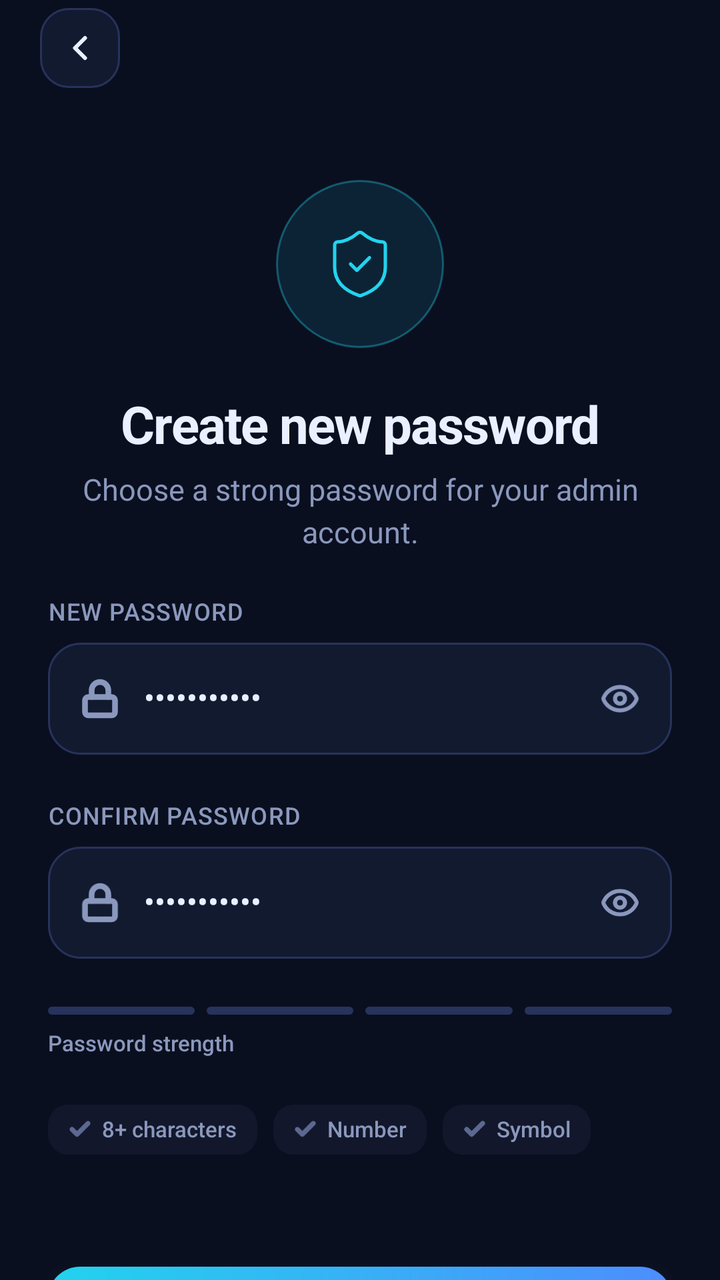
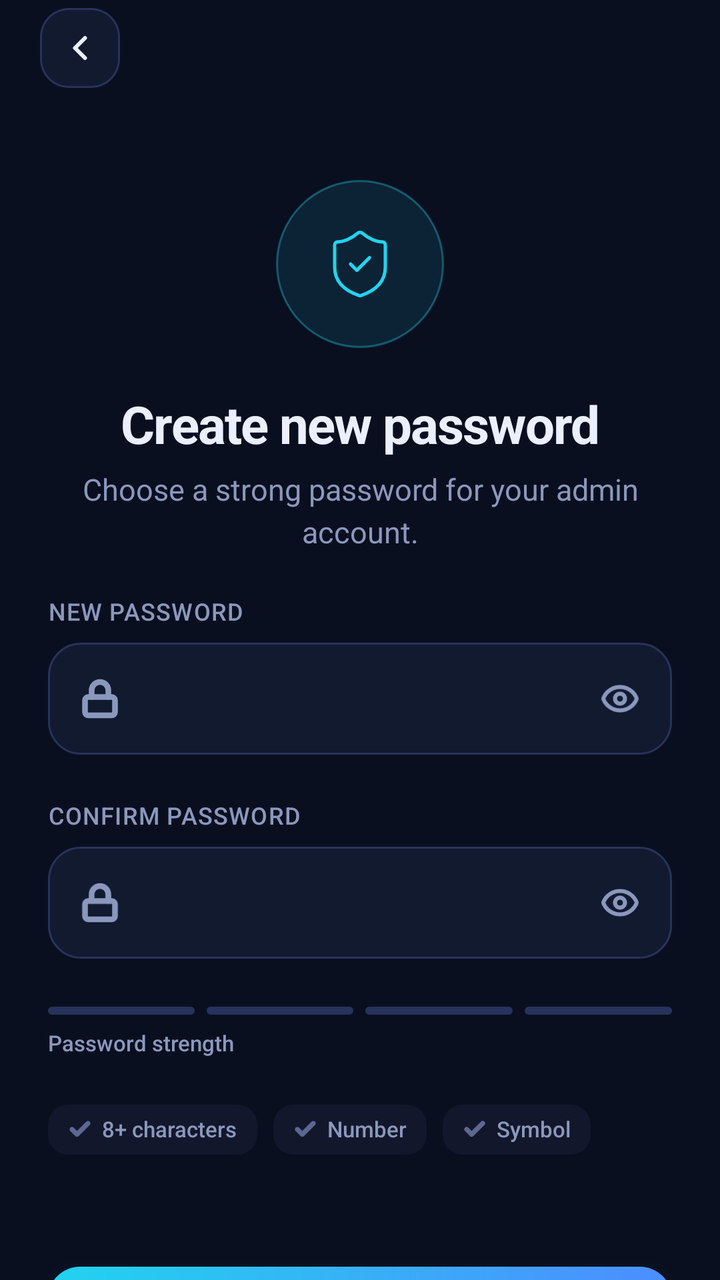

Before-and-after screenshots of an Android layout around one commit, followed by the original layout XML and the change that was made.
<!-- AndroidManifest.xml: application theme Theme.Netops -->
<!-- res/layout/fragment_newpass.xml -->
<?xml version="1.0" encoding="utf-8"?>
<LinearLayout
    android:layout_width="match_parent"
    android:layout_height="match_parent"
    xmlns:android="http://schemas.android.com/apk/res/android"
    xmlns:app="http://schemas.android.com/apk/res-auto"
    xmlns:tools="http://schemas.android.com/tools"
    android:orientation="vertical"
    tools:ignore="HardcodedText,UselessParent,UnusedAttribute,ContentDescription,Autofill,LabelFor,TextFields,RtlSymmetry,UseCompoundDrawables,ObsoleteLayoutParam">
    <LinearLayout
        android:layout_width="match_parent"
        android:layout_height="wrap_content"
        android:paddingStart="20dp"
        android:paddingEnd="20dp"
        android:paddingTop="4dp"
        android:paddingBottom="8dp"
        android:orientation="vertical">
        <FrameLayout android:id="@+id/hdr_back"
            android:layout_width="40dp"
            android:layout_height="40dp"
            android:background="@drawable/bg_f_card_s_stroke_w1_r14">
            <ImageView
                android:layout_width="20dp"
                android:layout_height="20dp"
                android:layout_gravity="center"
                android:src="@drawable/ic_back"
                android:tint="@color/text" />
        </FrameLayout>
    </LinearLayout>
    <ScrollView
        android:layout_width="match_parent"
        android:layout_height="0dp"
        android:layout_weight="1"
        android:scrollbars="none"
        android:overScrollMode="never">
        <LinearLayout
            android:layout_width="match_parent"
            android:layout_height="wrap_content"
            android:gravity="center_horizontal"
            android:paddingHorizontal="24dp"
            android:paddingVertical="10dp"
            android:divider="@drawable/gap_24"
            android:showDividers="middle"
            android:orientation="vertical">
            <Space android:layout_height="4dp"
                android:layout_width="wrap_content" />
            <FrameLayout android:layout_width="84dp"
                android:layout_height="84dp"
                android:background="@drawable/bg_oval_f_cyana10_s_cyana35_w1">
                <ImageView
                    android:layout_width="38dp"
                    android:layout_height="38dp"
                    android:layout_gravity="center"
                    android:src="@drawable/ic_shield"
                    android:tint="@color/cyan" />
            </FrameLayout>
            <LinearLayout
                android:layout_width="wrap_content"
                android:layout_height="wrap_content"
                android:gravity="center_horizontal"
                android:divider="@drawable/gap_8"
                android:showDividers="middle"
                android:orientation="vertical">
                <TextView
                    android:id="@+id/hero_title"
                    android:layout_width="wrap_content"
                    android:layout_height="wrap_content"
                    android:gravity="center"
                    style="@style/T.Bold"
                    android:textSize="26sp"
                    android:textColor="@color/text"
                    android:text="Create new password"
                    android:letterSpacing="-0.023" />
                <TextView
                    android:id="@+id/hero_body"
                    android:layout_width="wrap_content"
                    android:layout_height="wrap_content"
                    android:maxWidth="290dp"
                    android:gravity="center"
                    style="@style/T.Reg"
                    android:textSize="15sp"
                    android:textColor="@color/muted"
                    android:text="Choose a strong password for your admin account."
                    android:lineSpacingMultiplier="1.20" />
            </LinearLayout>
            <LinearLayout
                android:layout_width="match_parent"
                android:layout_height="wrap_content"
                android:divider="@drawable/gap_24"
                android:showDividers="middle"
                android:orientation="vertical">
                <LinearLayout
                    android:layout_width="match_parent"
                    android:layout_height="wrap_content"
                    android:divider="@drawable/gap_8"
                    android:showDividers="middle"
                    android:orientation="vertical">
                    <TextView
                        android:layout_width="wrap_content"
                        android:layout_height="wrap_content"
                        style="@style/T.Semi"
                        android:textSize="12sp"
                        android:textColor="@color/muted"
                        android:text="NEW PASSWORD"
                        android:letterSpacing="0.033" />
                    <LinearLayout
                        android:id="@+id/np1"
                        android:layout_width="match_parent"
                        android:layout_height="56dp"
                        android:paddingHorizontal="16dp"
                        android:gravity="center_vertical"
                        android:background="@drawable/bg_f_card_s_stroke_w1_r16"
                        android:divider="@drawable/gap_12"
                        android:showDividers="middle"
                        android:orientation="horizontal">
                        <ImageView
                            android:id="@+id/np1_icon"
                            android:layout_width="20dp"
                            android:layout_height="20dp"
                            android:src="@drawable/ic_lock"
                            android:tint="@color/muted" />
                        <EditText
                            android:id="@+id/np1_et"
                            android:layout_width="0dp"
                            android:layout_height="wrap_content"
                            style="@style/Input"
                            android:layout_weight="1"
                            android:inputType="textPassword"
                            android:maxLines="1"
                            android:text="Netops@2026" />
                        <ImageView
                            android:id="@+id/np1_eye"
                            android:layout_width="20dp"
                            android:layout_height="20dp"
                            android:src="@drawable/ic_eye"
                            android:tint="@color/muted" />
                    </LinearLayout>
                </LinearLayout>
                <LinearLayout
                    android:layout_width="match_parent"
                    android:layout_height="wrap_content"
                    android:divider="@drawable/gap_8"
                    android:showDividers="middle"
                    android:orientation="vertical">
                    <TextView
                        android:layout_width="wrap_content"
                        android:layout_height="wrap_content"
                        style="@style/T.Semi"
                        android:textSize="12sp"
                        android:textColor="@color/muted"
                        android:text="CONFIRM PASSWORD"
                        android:letterSpacing="0.033" />
                    <LinearLayout
                        android:id="@+id/np2"
                        android:layout_width="match_parent"
                        android:layout_height="56dp"
                        android:paddingHorizontal="16dp"
                        android:gravity="center_vertical"
                        android:background="@drawable/bg_f_card_s_stroke_w1_r16"
                        android:divider="@drawable/gap_12"
                        android:showDividers="middle"
                        android:orientation="horizontal">
                        <ImageView
                            android:id="@+id/np2_icon"
                            android:layout_width="20dp"
                            android:layout_height="20dp"
                            android:src="@drawable/ic_lock"
                            android:tint="@color/muted" />
                        <EditText
                            android:id="@+id/np2_et"
                            android:layout_width="0dp"
                            android:layout_height="wrap_content"
                            style="@style/Input"
                            android:layout_weight="1"
                            android:inputType="textPassword"
                            android:maxLines="1"
                            android:text="Netops@2026" />
                        <ImageView
                            android:id="@+id/np2_eye"
                            android:layout_width="20dp"
                            android:layout_height="20dp"
                            android:src="@drawable/ic_eye"
                            android:tint="@color/muted" />
                    </LinearLayout>
                </LinearLayout>
                <LinearLayout
                    android:layout_width="match_parent"
                    android:layout_height="wrap_content"
                    android:divider="@drawable/gap_8"
                    android:showDividers="middle"
                    android:orientation="vertical">
                    <LinearLayout
                        android:layout_width="match_parent"
                        android:layout_height="wrap_content"
                        android:divider="@drawable/gap_6"
                        android:showDividers="middle"
                        android:orientation="horizontal">
                        <View
                            android:id="@+id/np_b0"
                            android:layout_width="0dp"
                            android:layout_height="4dp"
                            android:layout_weight="1"
                            android:background="@drawable/bg_f_stroke_r2" />
                        <View
                            android:id="@+id/np_b1"
                            android:layout_width="0dp"
                            android:layout_height="4dp"
                            android:layout_weight="1"
                            android:background="@drawable/bg_f_stroke_r2" />
                        <View
                            android:id="@+id/np_b2"
                            android:layout_width="0dp"
                            android:layout_height="4dp"
                            android:layout_weight="1"
                            android:background="@drawable/bg_f_stroke_r2" />
                        <View
                            android:id="@+id/np_b3"
                            android:layout_width="0dp"
                            android:layout_height="4dp"
                            android:layout_weight="1"
                            android:background="@drawable/bg_f_stroke_r2" />
                    </LinearLayout>
                    <LinearLayout android:layout_width="match_parent"
                        android:layout_height="wrap_content"
                        android:orientation="horizontal">
                        <TextView
                            android:layout_width="0dp"
                            android:layout_height="wrap_content"
                            android:layout_weight="1"
                            style="@style/T.Med"
                            android:textSize="11sp"
                            android:textColor="@color/muted"
                            android:text="Password strength" />
                        <TextView
                            android:id="@+id/np_label"
                            android:layout_width="wrap_content"
                            android:layout_height="wrap_content"
                            style="@style/T.Semi"
                            android:textSize="11sp"
                            android:textColor="@color/green"
                            android:text="" />
                    </LinearLayout>
                </LinearLayout>
                <LinearLayout
                    android:layout_width="wrap_content"
                    android:layout_height="wrap_content"
                    android:divider="@drawable/gap_8"
                    android:showDividers="middle"
                    android:orientation="horizontal">
                    <LinearLayout
                        android:id="@+id/np_r0"
                        android:layout_width="wrap_content"
                        android:layout_height="wrap_content"
                        android:paddingHorizontal="10dp"
                        android:paddingVertical="6dp"
                        android:gravity="center_vertical"
                        android:background="@drawable/bg_f_dima10_r10"
                        android:divider="@drawable/gap_5"
                        android:showDividers="middle"
                        android:orientation="horizontal">
                        <ImageView
                            android:id="@+id/np_r0_i"
                            android:layout_width="12dp"
                            android:layout_height="12dp"
                            android:src="@drawable/ic_check"
                            android:tint="@color/dim" />
                        <TextView
                            android:id="@+id/np_r0_t"
                            android:layout_width="wrap_content"
                            android:layout_height="wrap_content"
                            style="@style/T.Med"
                            android:textSize="11sp"
                            android:textColor="@color/muted"
                            android:text="8+ characters" />
                    </LinearLayout>
                    <LinearLayout
                        android:id="@+id/np_r1"
                        android:layout_width="wrap_content"
                        android:layout_height="wrap_content"
                        android:paddingHorizontal="10dp"
                        android:paddingVertical="6dp"
                        android:gravity="center_vertical"
                        android:background="@drawable/bg_f_dima10_r10"
                        android:divider="@drawable/gap_5"
                        android:showDividers="middle"
                        android:orientation="horizontal">
                        <ImageView
                            android:id="@+id/np_r1_i"
                            android:layout_width="12dp"
                            android:layout_height="12dp"
                            android:src="@drawable/ic_check"
                            android:tint="@color/dim" />
                        <TextView
                            android:id="@+id/np_r1_t"
                            android:layout_width="wrap_content"
                            android:layout_height="wrap_content"
                            style="@style/T.Med"
                            android:textSize="11sp"
                            android:textColor="@color/muted"
                            android:text="Number" />
                    </LinearLayout>
                    <LinearLayout
                        android:id="@+id/np_r2"
                        android:layout_width="wrap_content"
                        android:layout_height="wrap_content"
                        android:paddingHorizontal="10dp"
                        android:paddingVertical="6dp"
                        android:gravity="center_vertical"
                        android:background="@drawable/bg_f_dima10_r10"
                        android:divider="@drawable/gap_5"
                        android:showDividers="middle"
                        android:orientation="horizontal">
                        <ImageView
                            android:id="@+id/np_r2_i"
                            android:layout_width="12dp"
                            android:layout_height="12dp"
                            android:src="@drawable/ic_check"
                            android:tint="@color/dim" />
                        <TextView
                            android:id="@+id/np_r2_t"
                            android:layout_width="wrap_content"
                            android:layout_height="wrap_content"
                            style="@style/T.Med"
                            android:textSize="11sp"
                            android:textColor="@color/muted"
                            android:text="Symbol" />
                    </LinearLayout>
                </LinearLayout>
            </LinearLayout>
            <Space android:layout_height="8dp"
                android:layout_width="wrap_content" />
            <LinearLayout
                android:id="@+id/np_update"
                android:layout_width="match_parent"
                android:layout_height="54dp"
                android:gravity="center"
                android:paddingHorizontal="20dp"
                android:background="@drawable/bg_g_h_r16"
                android:elevation="14dp"
                android:outlineAmbientShadowColor="#8022D3EE"
                android:outlineSpotShadowColor="#8022D3EE"
                android:divider="@drawable/gap_8"
                android:showDividers="middle"
                android:orientation="horizontal">
                <TextView
                    android:layout_width="wrap_content"
                    android:layout_height="wrap_content"
                    style="@style/T.Semi"
                    android:textSize="16sp"
                    android:textColor="@color/on_cyan"
                    android:text="Update password" />
                <ImageView android:layout_width="18dp"
                    android:layout_height="18dp"
                    android:src="@drawable/ic_next"
                    android:tint="@color/on_cyan" />
            </LinearLayout>
        </LinearLayout>
    </ScrollView>
</LinearLayout>
<!-- resources referenced by this layout -->
<resources>
  <color name="cyan">#FF22D3EE</color>
  <color name="dim">#FF5C6891</color>
  <color name="green">#FF34D399</color>
  <color name="muted">#FF8B98BD</color>
  <color name="on_cyan">#FF04122A</color>
  <color name="text">#FFEAF0FF</color>
  <!-- drawable bg_f_card_s_stroke_w1_r16 (drawable) -->
  <?xml version="1.0" encoding="utf-8"?>
  <shape xmlns:android="http://schemas.android.com/apk/res/android" android:shape="rectangle">
      <solid android:color="#FF121A30" />
      <stroke android:width="1dp" android:color="#FF27335C" />
      <corners android:radius="16dp" />
  </shape>
  <!-- drawable bg_f_dima10_r10 (drawable) -->
  <?xml version="1.0" encoding="utf-8"?>
  <shape xmlns:android="http://schemas.android.com/apk/res/android" android:shape="rectangle">
      <solid android:color="#1A5C6891" />
      <corners android:radius="10dp" />
  </shape>
  <!-- drawable bg_f_stroke_r2 (drawable) -->
  <?xml version="1.0" encoding="utf-8"?>
  <shape xmlns:android="http://schemas.android.com/apk/res/android" android:shape="rectangle">
      <solid android:color="#FF27335C" />
      <corners android:radius="2dp" />
  </shape>
  <!-- drawable bg_g_h_r16 (drawable) -->
  <?xml version="1.0" encoding="utf-8"?>
  <shape xmlns:android="http://schemas.android.com/apk/res/android" android:shape="rectangle">
      <gradient android:angle="0" android:startColor="#FF22D3EE" android:endColor="#FF4C8DFF" />
      <corners android:radius="16dp" />
  </shape>
  <!-- drawable bg_oval_f_cyana10_s_cyana35_w1 (drawable) -->
  <?xml version="1.0" encoding="utf-8"?>
  <shape xmlns:android="http://schemas.android.com/apk/res/android" android:shape="oval">
      <solid android:color="#1A22D3EE" />
      <stroke android:width="1dp" android:color="#5922D3EE" />
  </shape>
  <!-- drawable gap_12 (drawable) -->
  <?xml version="1.0" encoding="utf-8"?>
  <shape xmlns:android="http://schemas.android.com/apk/res/android" android:shape="rectangle">
      <size android:width="12dp" android:height="12dp" />
      <solid android:color="#00000000" />
  </shape>
  <!-- drawable gap_24 (drawable) -->
  <?xml version="1.0" encoding="utf-8"?>
  <shape xmlns:android="http://schemas.android.com/apk/res/android" android:shape="rectangle">
      <size android:width="24dp" android:height="24dp" />
      <solid android:color="#00000000" />
  </shape>
  <!-- drawable gap_5 (drawable) -->
  <?xml version="1.0" encoding="utf-8"?>
  <shape xmlns:android="http://schemas.android.com/apk/res/android" android:shape="rectangle">
      <size android:width="5dp" android:height="5dp" />
      <solid android:color="#00000000" />
  </shape>
  <!-- drawable gap_6 (drawable) -->
  <?xml version="1.0" encoding="utf-8"?>
  <shape xmlns:android="http://schemas.android.com/apk/res/android" android:shape="rectangle">
      <size android:width="6dp" android:height="6dp" />
      <solid android:color="#00000000" />
  </shape>
  <!-- drawable gap_8 (drawable) -->
  <?xml version="1.0" encoding="utf-8"?>
  <shape xmlns:android="http://schemas.android.com/apk/res/android" android:shape="rectangle">
      <size android:width="8dp" android:height="8dp" />
      <solid android:color="#00000000" />
  </shape>
  <style name="T.Bold">
          <item name="android:fontFamily">sans-serif</item>
          <item name="android:textStyle">bold</item>
      </style>
  <style name="T.Med"><item name="android:fontFamily">sans-serif-medium</item></style>
  <style name="T.Reg"><item name="android:fontFamily">sans-serif</item></style>
  <style name="T.Semi"><item name="android:fontFamily">sans-serif-medium</item></style>
  <!-- drawable cursor_cyan (drawable) -->
  <?xml version="1.0" encoding="utf-8"?>
  <shape xmlns:android="http://schemas.android.com/apk/res/android" android:shape="rectangle">
      <solid android:color="@color/cyan" />
      <size android:width="2dp" />
  </shape>
  <color name="bg">#FF0A0F1F</color>
  <!-- unchanged entries left out for length: 9 -->
</resources>

<!-- the commit's change to res/layout/fragment_newpass.xml (unified diff, before → after) -->
@@ -126,8 +126,7 @@
                             style="@style/Input"
                             android:layout_weight="1"
                             android:inputType="textPassword"
-                            android:maxLines="1"
-                            android:text="Netops@2026" />
+                            android:maxLines="1" />
                         <ImageView
                             android:id="@+id/np1_eye"
                             android:layout_width="20dp"
@@ -173,8 +172,7 @@
                             style="@style/Input"
                             android:layout_weight="1"
                             android:inputType="textPassword"
-                            android:maxLines="1"
-                            android:text="Netops@2026" />
+                            android:maxLines="1" />
                         <ImageView
                             android:id="@+id/np2_eye"
                             android:layout_width="20dp"
